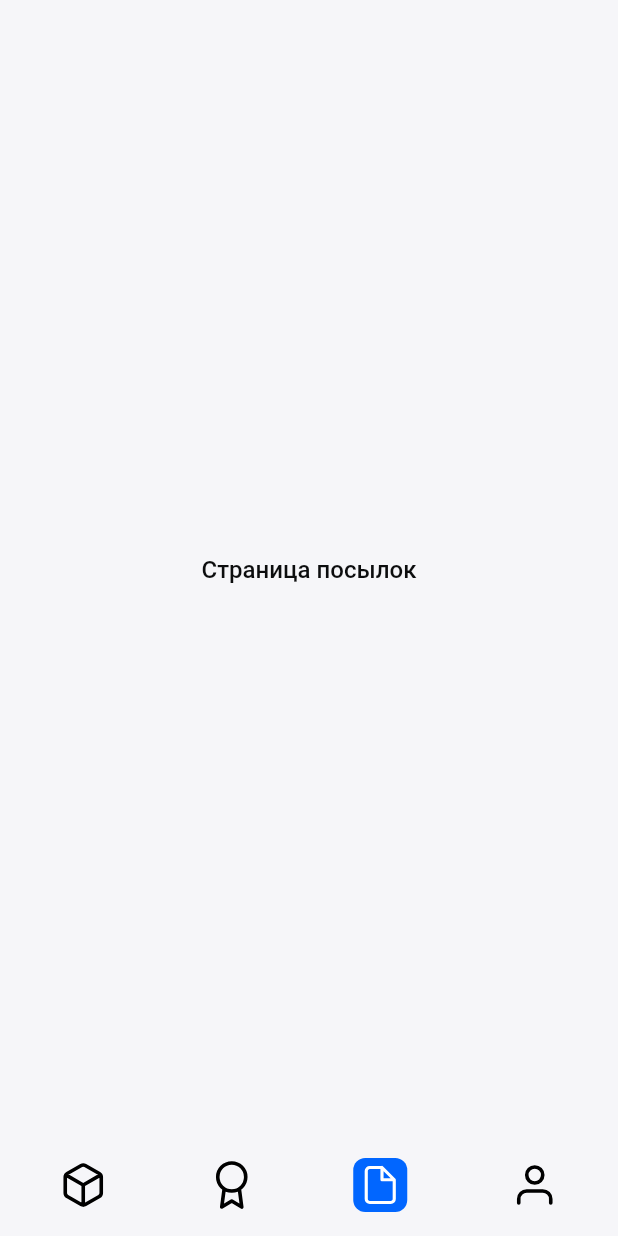
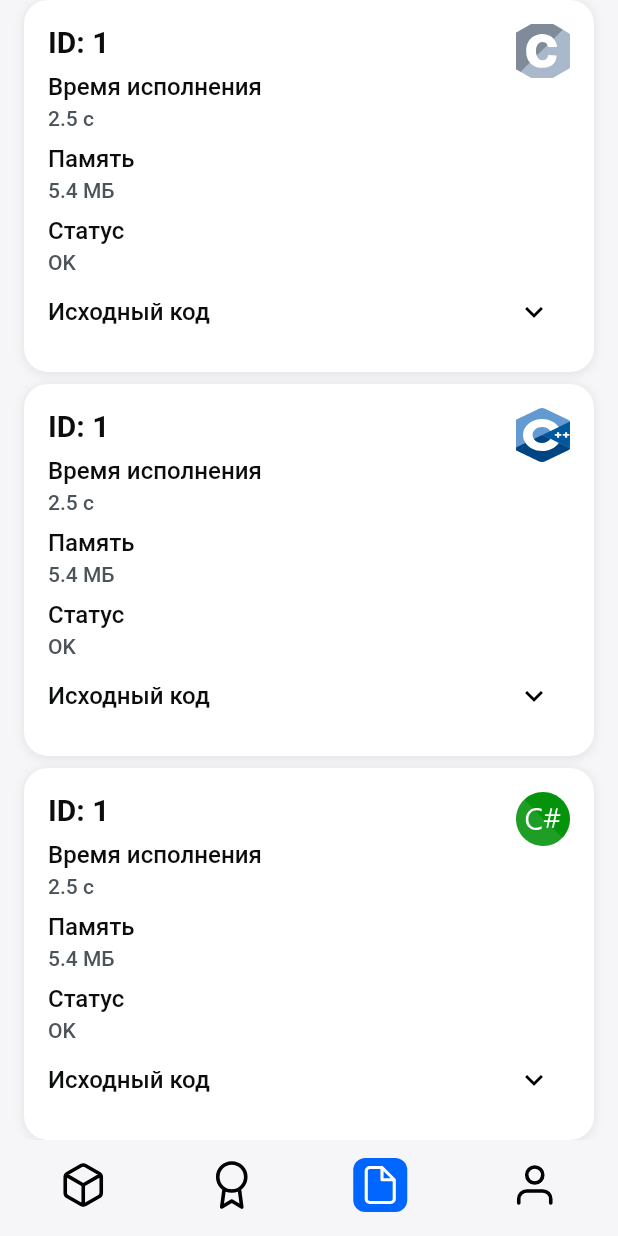
Before and after one commit to Task-Testing-System-Devs/test-system-mobile-v2, a Flutter app: the SubmissionsPage screen opened by its route, on a phone screen of 412 x 824 dp. Run offline on Flutter 3.47's test engine with Material 3 defaults, Android fonts, the phone set to English and light mode, and no system bars; our stand-ins replace flutter_riverpod, flutter_svg, freezed_annotation, go_router, mask_text_input_formatter.

Commit message:
Add test widgets to contest and submission pages

```diff
--- a/lib/src/features/submissions/view/submissions_page.dart
+++ b/lib/src/features/submissions/view/submissions_page.dart
@@ -1,4 +1,8 @@
 import 'package:flutter/material.dart';
+import 'package:test_system/src/features/submissions/model/submission.dart';
+import 'package:test_system/src/shared/widgets/submission_widget.dart';
+
+import '../../../shared/enums/programming_language.dart';
 
 class SubmissionsPage extends StatelessWidget {
   const SubmissionsPage({super.key});
@@ -6,8 +10,31 @@ class SubmissionsPage extends StatelessWidget {
   @override
   Widget build(BuildContext context) {
     return Scaffold(
-      body: Center(
-        child: Text('Страница посылок'),
+      body: SafeArea(
+        child: SingleChildScrollView(
+          child: Padding(
+            padding: const EdgeInsets.symmetric(horizontal: 16),
+            child: Column(
+              children: [
+                for (int i = 0; i < ProgrammingLanguage.values.length; ++i)
+                  for (final language in ProgrammingLanguage.values)
+                    Padding(
+                      padding: const EdgeInsets.only(bottom: 8),
+                      child: SubmissionWidget(
+                        submission: Submission(
+                          id: '${i + 1}',
+                          code: 'a = int(input())',
+                          language: language,
+                          status: 'OK',
+                          usedTime: 2.5,
+                          usedMemory: 5.4,
+                        ),
+                      ),
+                    ),
+              ],
+            ),
+          ),
+        ),
       ),
     );
   }
```
Also changed, not shown: lib/src/features/contests/view/contests_page.dart (+24 -2 lines).
